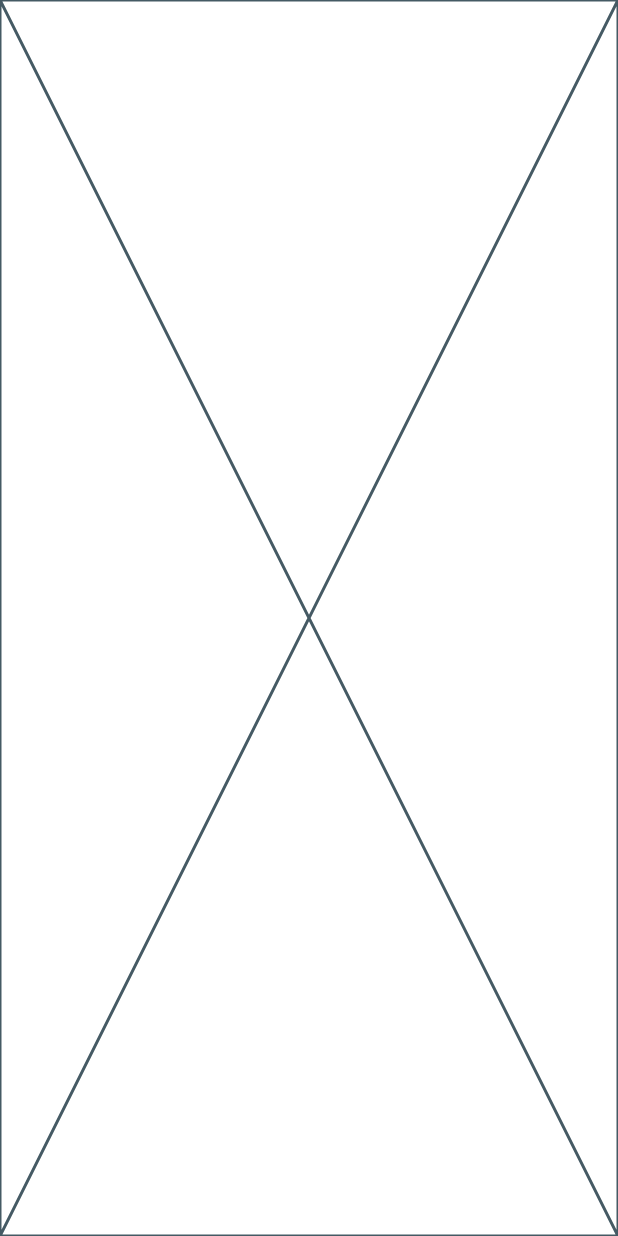
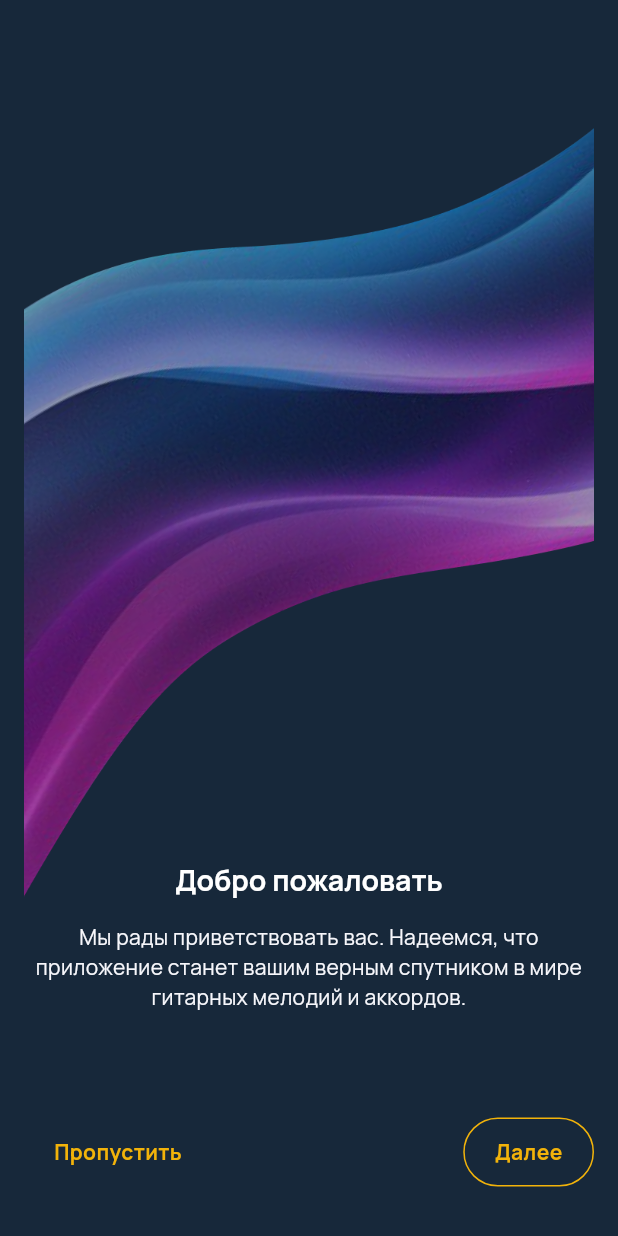
Before and after one commit to Mishal12g/songs, a Flutter app: the screen it shows after launch, on a phone screen of 412 x 824 dp. Run offline on Flutter 3.47's test engine with Material 3 defaults, Android fonts, the phone set to English and light mode, and no system bars; our stand-ins replace get, google_fonts.

Commit message:
feat: add onboarding

```diff
--- a/lib/main.dart
+++ b/lib/main.dart
@@ -1,5 +1,6 @@
 import 'package:flutter/material.dart';
 import 'package:get/route_manager.dart';
+import 'package:google_fonts/google_fonts.dart';
 import 'package:songs/ui/pages/onboarding_page/onboarding_page.dart';
 import 'package:songs/ui/pages/splash_page/splash_page.dart';
 
@@ -13,6 +14,20 @@ class MyApp extends StatelessWidget {
   @override
   Widget build(BuildContext context) {
     return GetMaterialApp(
+      theme: ThemeData(
+        textTheme: TextTheme(
+          titleLarge: GoogleFonts.manrope(
+            color: Colors.white,
+            fontSize: 19,
+            fontWeight: FontWeight.w700,
+          ),
+          bodyMedium: GoogleFonts.manrope(
+            color: const Color.fromRGBO(247, 247, 251, 1),
+            fontSize: 14,
+            fontWeight: FontWeight.w400,
+          ),
+        ),
+      ),
       initialRoute: "/",
       routes: {
         "/": (context) => const SplashPage(),
--- /dev/null
+++ b/lib/ui/companents/button_widget.dart
@@ -0,0 +1,57 @@
+import 'package:flutter/material.dart';
+import 'package:google_fonts/google_fonts.dart';
+import 'package:songs/resources/app_colors.dart';
+
+class ButtonWidget extends StatelessWidget {
+  final Color? color;
+  final Color colorText;
+  final bool isHiddenBorder;
+  final String text;
+  final double radius;
+  final TextStyle? textStyle;
+  final Function onTap;
+
+  const ButtonWidget({
+    super.key,
+    required this.text,
+    required this.onTap,
+    this.isHiddenBorder = true,
+    this.colorText = AppColors.yellow,
+    this.color,
+    this.radius = 0,
+    this.textStyle,
+  });
+
+  @override
+  Widget build(BuildContext context) {
+    return Material(
+      color: Colors.transparent,
+      child: InkWell(
+        child: Container(
+          decoration: BoxDecoration(
+            color: color,
+            borderRadius: BorderRadius.circular(radius),
+            border: isHiddenBorder
+                ? null
+                : Border.all(
+                    width: 1,
+                    color: colorText,
+                  ),
+          ),
+          padding: const EdgeInsets.symmetric(
+            horizontal: 20,
+            vertical: 12,
+          ),
+          child: Text(text,
+              style: textStyle ??
+                  GoogleFonts.manrope(
+                    color: AppColors.yellow,
+                    fontWeight: FontWeight.w700,
+                    fontSize: 14,
+                  )),
+        ),
+        onTap: () => onTap(),
+      ),
+    );
+  }
+}
--- a/lib/ui/pages/onboarding_page/onboarding_page.dart
+++ b/lib/ui/pages/onboarding_page/onboarding_page.dart
@@ -1,10 +1,86 @@
 import 'package:flutter/material.dart';
+import 'package:get/get_state_manager/get_state_manager.dart';
+import 'package:get/instance_manager.dart';
+import 'package:songs/resources/app_colors.dart';
+import 'package:songs/ui/companents/button_widget.dart';
+import 'package:songs/ui/pages/onboarding_page/onboarding_page_controller.dart';
 
 class OnboardingPage extends StatelessWidget {
   const OnboardingPage({super.key});
 
   @override
   Widget build(BuildContext context) {
-    return const Placeholder();
+    OnboardingPageController c = Get.put(OnboardingPageController());
+
+    return Scaffold(
+      backgroundColor: AppColors.background,
+      body: GetBuilder<OnboardingPageController>(
+        builder: (controller) => Stack(
+          children: [
+            _PageWidget(
+              image: c.images[c.currentIndex],
+            ),
+            Positioned(
+              left: 16,
+              right: 16,
+              bottom: 33,
+              child: Column(
+                children: [
+                  Column(
+                    children: [
+                      Text(c.titles[c.currentIndex],
+                          textAlign: TextAlign.center,
+                          style: Theme.of(context).textTheme.titleLarge),
+                      const SizedBox(height: 16),
+                      Text(
+                        c.texts[c.currentIndex],
+                        style: Theme.of(context).textTheme.bodyMedium,
+                        textAlign: TextAlign.center,
+                      ),
+                      const SizedBox(height: 24),
+                    ],
+                  ),
+                  const SizedBox(height: 46),
+                  Row(
+                    children: [
+                      ButtonWidget(
+                        text: "Пропустить",
+                        onTap: () {},
+                      ),
+                      const Spacer(),
+                      ButtonWidget(
+                        text: "Далее",
+                        isHiddenBorder: false,
+                        radius: 24,
+                        onTap: () {
+                          c.setCurrentIndex(c.currentIndex + 1);
+                        },
+                      ),
+                    ],
+                  )
+                ],
+              ),
+            ),
+          ],
+        ),
+      ),
+    );
   }
 }
+
+class _PageWidget extends StatelessWidget {
+  final String image;
+
+  const _PageWidget({
+    required this.image,
+  });
+
+  @override
+  Widget build(BuildContext context) {
+    return Image(
+      width: double.infinity,
+      fit: BoxFit.contain,
+      image: AssetImage(image),
+    );
+  }
+}
--- /dev/null
+++ b/lib/ui/pages/onboarding_page/onboarding_page_controller.dart
@@ -0,0 +1,33 @@
+import 'package:get/get_state_manager/get_state_manager.dart';
+import 'package:songs/resources/resources.dart';
+
+class OnboardingPageController extends GetxController {
+  int _currentIndex = 0;
+  int get currentIndex => _currentIndex;
+
+  final List<String> titles = [
+    "Добро пожаловать",
+    "Управляйте, создавайте, записывайте",
+    "Творите без границ",
+  ];
+  final List<String> texts = [
+    "Мы рады приветствовать вас. Надеемся, что приложение станет вашим верным спутником в мире гитарных мелодий и аккордов.",
+    "Легко управляйте своими гитарами, создавайте песни, записывайте мелодии.",
+    "Погрузитесь в мир звуков, творчества и возможностей. Начните играть, создавать и записывать прямо сейчас.",
+  ];
+
+  final images = [
+    AppImages.splash1,
+    AppImages.splash2,
+    AppImages.splash3,
+  ];
+
+  setCurrentIndex(int index) {
+    if (_currentIndex != 2) {
+      _currentIndex = index;
+      update();
+    } else {
+      print("ПЕРЕХОД НА ДРУГОЙ ЭКРАН");
+    }
+  }
+}
--- a/pubspec.yaml
+++ b/pubspec.yaml
@@ -31,6 +31,8 @@ dependencies:
   flutter:
     sdk: flutter
   get: ^4.6.6
+  flutter_page_view_indicator: ^0.0.5
+  google_fonts: ^6.2.1
 
 
   # The following adds the Cupertino Icons font to your application.
```
Also changed, not shown: images/2x/splash1.png, images/2x/splash2.png, images/2x/splash3.png, images/3x/splash1.png, images/3x/splash2.png, images/3x/splash3.png, images/splash1.png, images/splash2.png, images/splash3.png, 10 other files.
